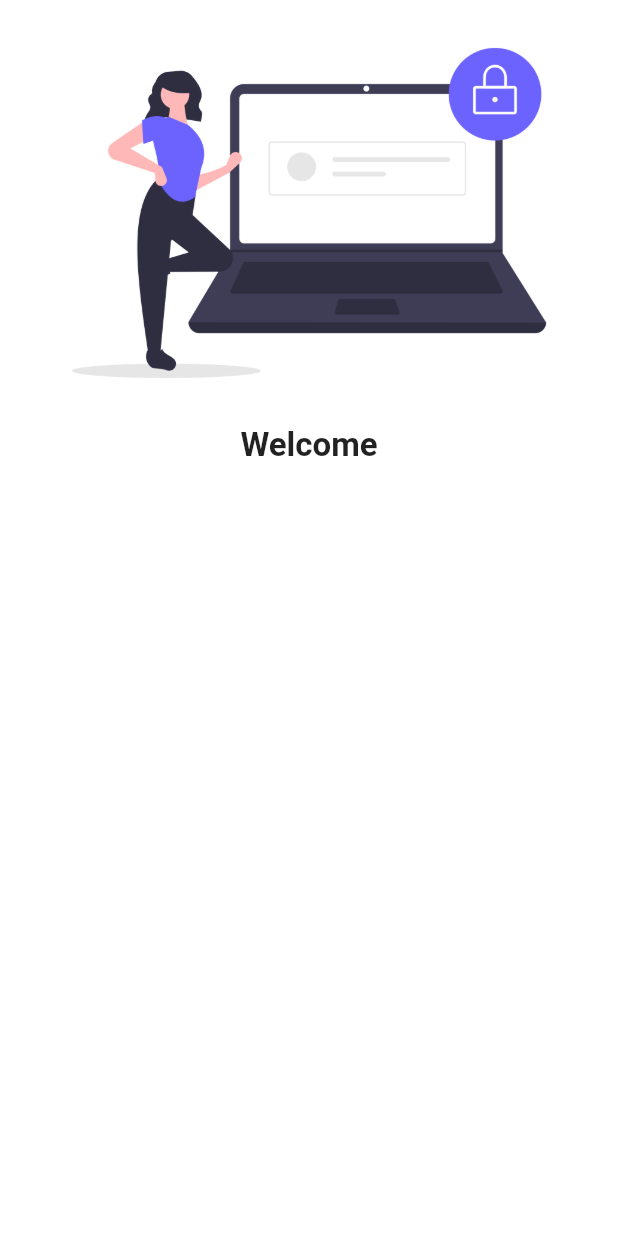
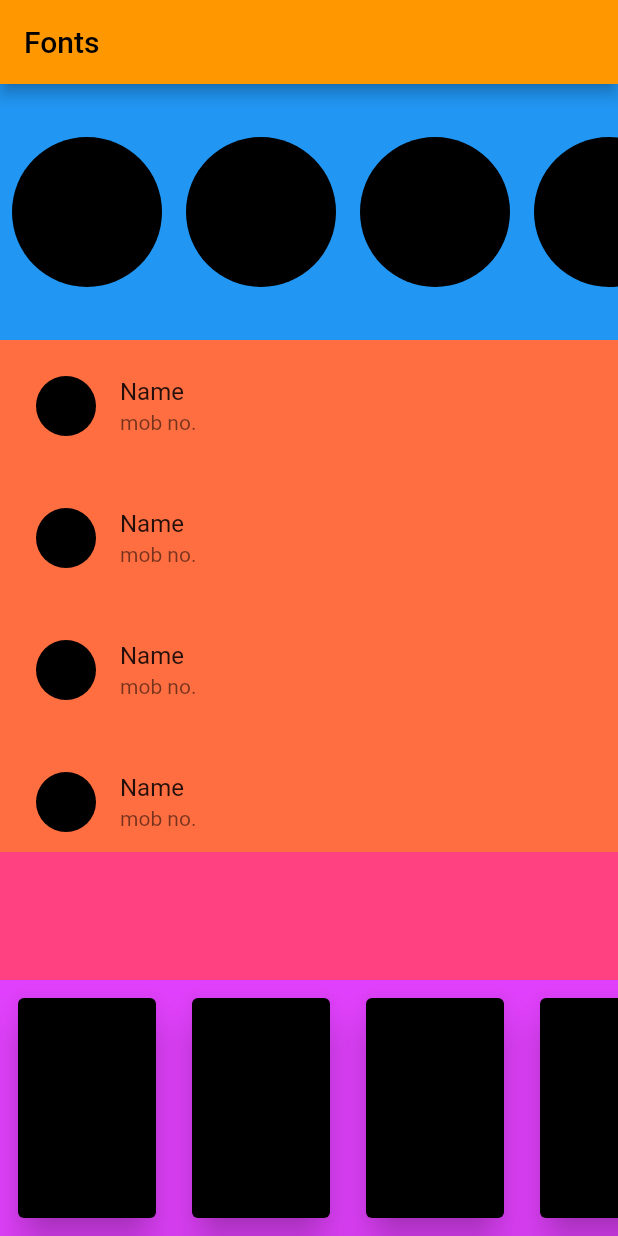
Before and after one commit to rencrypter/flutter, a Flutter app: the screen it shows after launch, on a phone screen of 412 x 824 dp. Run offline on Flutter 3.47's test engine with Material 2 defaults, Android fonts, the phone set to English and light mode, and no system bars.

Commit message:
CustomWidget

```diff
--- a/lib/main.dart
+++ b/lib/main.dart
@@ -1,6 +1,7 @@
 import 'package:first_app/pages/Button.dart';
 import 'package:first_app/pages/CallBackFunction.dart';
 import 'package:first_app/pages/CircleImg.dart';
+import 'package:first_app/pages/CustomWidget.dart';
 import 'package:first_app/pages/Decoration.dart';
 import 'package:first_app/pages/EditText.dart';
 import 'package:first_app/pages/ExpendedWidget.dart';
@@ -30,7 +31,7 @@ class MyApp extends StatelessWidget {
       ),
       theme: ThemeData(primarySwatch: Colors.orange),
       routes: {
-        "/": (context) => LoginPage(),
+        "/": (context) => CustomWidget(),
         "/home": (context) => HomePage(),
         "/button": (context) => Button(),
         "/col": (context) => colomn(),
@@ -44,6 +45,7 @@ class MyApp extends StatelessWidget {
         "/txt": (context) => EditText(),
         "/g": (context) => Grid(),
         "/call": (context) => CallBackFunction(),
+        "/cus": (context) => CustomWidget(),
       },
     );
   }
--- /dev/null
+++ b/lib/pages/CustomWidget.dart
@@ -0,0 +1,83 @@
+import 'package:flutter/material.dart';
+
+class CustomWidget extends StatelessWidget {
+  @override
+  Widget build(BuildContext context) {
+    return Scaffold(
+        appBar: AppBar(
+          title: Text("Fonts"),
+        ),
+        body: Container(
+          child: Column(
+            children: [
+              Expanded(
+                flex: 2,
+                child: Container(
+                  color: Colors.blue,
+                  child: ListView.builder(
+                    itemBuilder: (context, index) => Padding(
+                      padding: const EdgeInsets.all(8.0),
+                      child: SizedBox(
+                        width: 100,
+                        child: CircleAvatar(
+                          backgroundColor: Colors.black,
+                        ),
+                      ),
+                    ),
+                    itemCount: 10,
+                    scrollDirection: Axis.horizontal,
+                  ),
+                ),
+              ),
+              Expanded(
+                flex: 4,
+                child: Container(
+                  color: Colors.deepOrangeAccent,
+                  child: ListView.builder(
+                    itemBuilder: (context, index) {
+                      return Padding(
+                        padding: const EdgeInsets.all(8.0),
+                        child: ListTile(
+                          leading: CircleAvatar(
+                            backgroundColor: Colors.black,
+                          ),
+                          title: Text("Name"),
+                          subtitle: Text("mob no."),
+                        ),
+                      );
+                    },
+                    itemCount: 10,
+                  ),
+                ),
+              ),
+              Expanded(
+                flex: 1,
+                child: Container(
+                  color: Colors.pinkAccent,
+                ),
+              ),
+              Expanded(
+                flex: 2,
+                child: Container(
+                  color: Colors.purpleAccent,
+                  child: ListView.builder(
+                    itemBuilder: (context, index) => Padding(
+                      padding: const EdgeInsets.all(8.0),
+                      child: SizedBox(
+                        width: 100,
+                        child: Card(
+                          color: Colors.black,
+                          elevation: 11,
+                        )
+                      ),
+                    ),
+                    itemCount: 10,
+                    scrollDirection: Axis.horizontal,
+                  ),
+                ),
+              )
+            ],
+          ),
+        ));
+  }
+}
```
